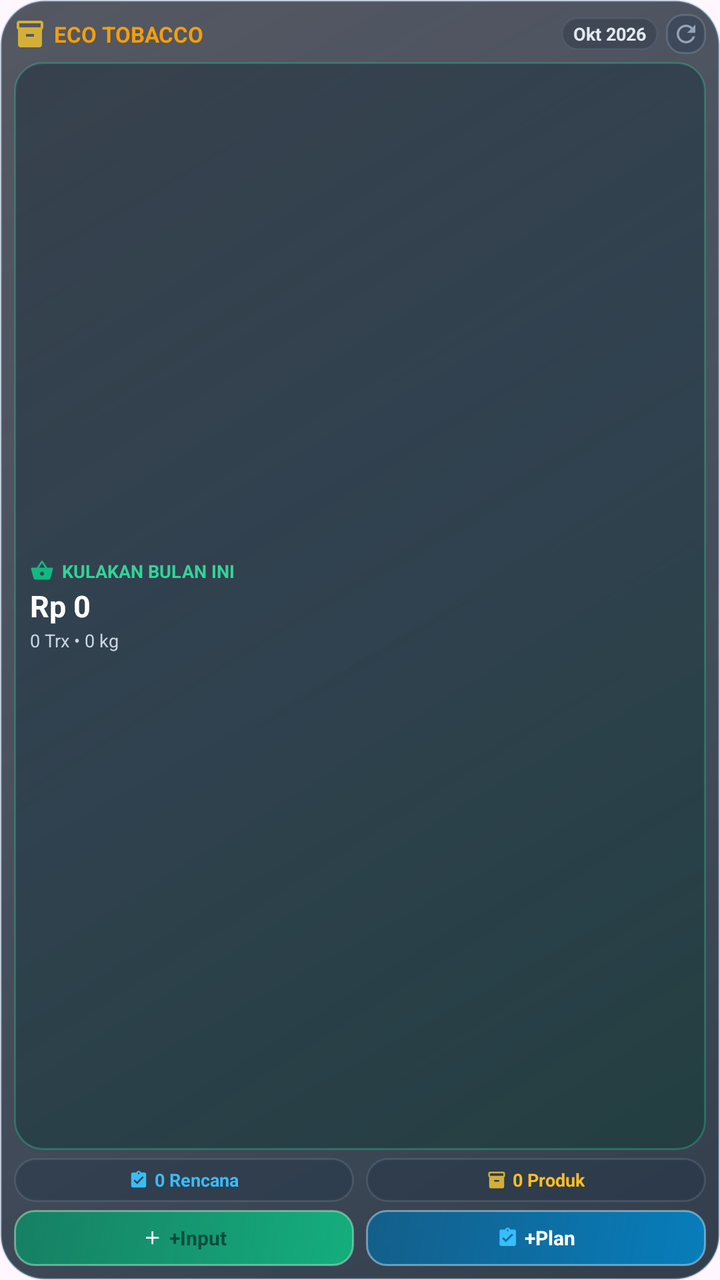
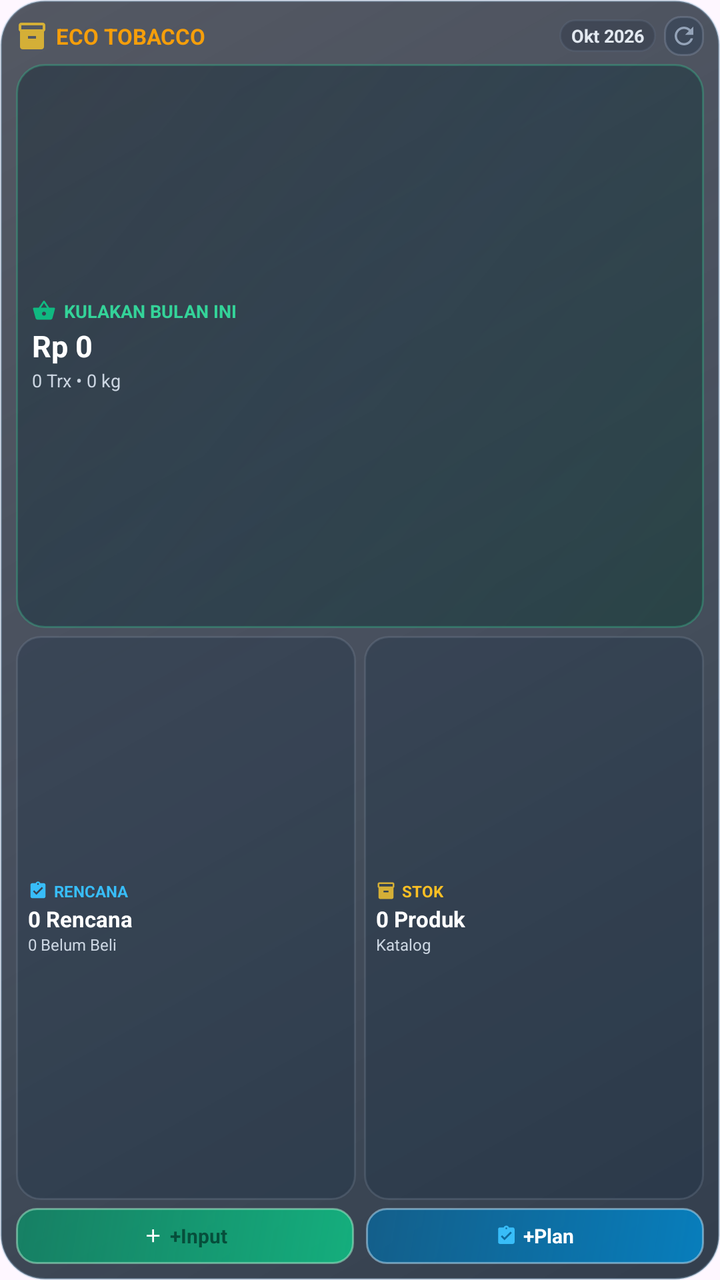

An Android layout rendered at two revisions. The XML below is the earlier revision; the diff shows what the commit changed to produce the second picture.
<!-- AndroidManifest.xml: application theme Theme.EcoTobacco -->
<!-- res/layout/widget_tobacco_medium.xml -->
<?xml version="1.0" encoding="utf-8"?>
<LinearLayout xmlns:android="http://schemas.android.com/apk/res/android"
    android:id="@+id/widget_root"
    android:layout_width="match_parent"
    android:layout_height="match_parent"
    android:background="@drawable/widget_background"
    android:orientation="vertical"
    android:padding="7dp">

    
    <LinearLayout
        android:id="@+id/widget_header"
        android:layout_width="match_parent"
        android:layout_height="wrap_content"
        android:gravity="center_vertical"
        android:orientation="horizontal">

        <ImageView
            android:layout_width="16dp"
            android:layout_height="16dp"
            android:contentDescription="@string/app_name"
            android:src="@drawable/ic_widget_inventory" />

        <TextView
            android:layout_width="0dp"
            android:layout_height="wrap_content"
            android:layout_marginStart="4dp"
            android:layout_weight="1"
            android:ellipsize="end"
            android:maxLines="1"
            android:singleLine="true"
            android:text="ECO TOBACCO"
            android:textColor="#F59E0B"
            android:textSize="11sp"
            android:textStyle="bold" />

        <TextView
            android:id="@+id/widget_tv_month_badge"
            android:layout_width="wrap_content"
            android:layout_height="wrap_content"
            android:layout_marginEnd="4dp"
            android:background="@drawable/widget_badge_bg"
            android:ellipsize="end"
            android:maxLines="1"
            android:paddingHorizontal="6dp"
            android:paddingVertical="2dp"
            android:singleLine="true"
            android:text="Okt 2026"
            android:textColor="#E2E8F0"
            android:textSize="9sp"
            android:textStyle="bold" />

        <ImageView
            android:id="@+id/btn_widget_refresh"
            android:layout_width="20dp"
            android:layout_height="20dp"
            android:background="@drawable/widget_btn_bg"
            android:contentDescription="Segarkan Data"
            android:padding="3dp"
            android:src="@drawable/ic_widget_refresh" />
    </LinearLayout>

    
    <LinearLayout
        android:id="@+id/card_widget_hero"
        android:layout_width="match_parent"
        android:layout_height="0dp"
        android:layout_marginTop="4dp"
        android:layout_marginBottom="4dp"
        android:layout_weight="1"
        android:background="@drawable/widget_hero_card_bg"
        android:gravity="center_vertical"
        android:orientation="vertical"
        android:paddingHorizontal="8dp"
        android:paddingVertical="4dp">

        <LinearLayout
            android:layout_width="match_parent"
            android:layout_height="wrap_content"
            android:gravity="center_vertical"
            android:orientation="horizontal">

            <ImageView
                android:layout_width="12dp"
                android:layout_height="12dp"
                android:contentDescription="Kulakan"
                android:src="@drawable/ic_widget_cart" />

            <TextView
                android:layout_width="wrap_content"
                android:layout_height="wrap_content"
                android:layout_marginStart="4dp"
                android:ellipsize="end"
                android:maxLines="1"
                android:singleLine="true"
                android:text="KULAKAN BULAN INI"
                android:textColor="#34D399"
                android:textSize="9sp"
                android:textStyle="bold" />
        </LinearLayout>

        <TextView
            android:id="@+id/widget_tv_total_kulakan_amount"
            android:layout_width="wrap_content"
            android:layout_height="wrap_content"
            android:layout_marginTop="1dp"
            android:ellipsize="end"
            android:maxLines="1"
            android:singleLine="true"
            android:text="Rp 0"
            android:textColor="#FFFFFF"
            android:textSize="15sp"
            android:textStyle="bold" />

        <TextView
            android:id="@+id/widget_tv_kulakan_stats"
            android:layout_width="wrap_content"
            android:layout_height="wrap_content"
            android:layout_marginTop="1dp"
            android:ellipsize="end"
            android:maxLines="1"
            android:singleLine="true"
            android:text="0 Trx • 0 kg"
            android:textColor="#CBD5E1"
            android:textSize="9sp" />
    </LinearLayout>

    
    <LinearLayout
        android:layout_width="match_parent"
        android:layout_height="22dp"
        android:layout_marginBottom="4dp"
        android:orientation="horizontal">

        <LinearLayout
            android:id="@+id/card_widget_plans"
            android:layout_width="0dp"
            android:layout_height="match_parent"
            android:layout_marginEnd="3dp"
            android:layout_weight="1"
            android:background="@drawable/widget_card_bg"
            android:gravity="center"
            android:orientation="horizontal"
            android:paddingHorizontal="4dp">

            <ImageView
                android:layout_width="10dp"
                android:layout_height="10dp"
                android:contentDescription="Rencana"
                android:src="@drawable/ic_widget_plan" />

            <TextView
                android:id="@+id/widget_tv_active_plans"
                android:layout_width="wrap_content"
                android:layout_height="wrap_content"
                android:layout_marginStart="3dp"
                android:ellipsize="end"
                android:maxLines="1"
                android:singleLine="true"
                android:text="0 Rencana"
                android:textColor="#38BDF8"
                android:textSize="9sp"
                android:textStyle="bold" />
        </LinearLayout>

        <LinearLayout
            android:id="@+id/card_widget_stock"
            android:layout_width="0dp"
            android:layout_height="match_parent"
            android:layout_marginStart="3dp"
            android:layout_weight="1"
            android:background="@drawable/widget_card_bg"
            android:gravity="center"
            android:orientation="horizontal"
            android:paddingHorizontal="4dp">

            <ImageView
                android:layout_width="10dp"
                android:layout_height="10dp"
                android:contentDescription="Stok"
                android:src="@drawable/ic_widget_inventory" />

            <TextView
                android:id="@+id/widget_tv_total_products"
                android:layout_width="wrap_content"
                android:layout_height="wrap_content"
                android:layout_marginStart="3dp"
                android:ellipsize="end"
                android:maxLines="1"
                android:singleLine="true"
                android:text="0 Produk"
                android:textColor="#FBBF24"
                android:textSize="9sp"
                android:textStyle="bold" />
        </LinearLayout>
    </LinearLayout>

    
    <LinearLayout
        android:layout_width="match_parent"
        android:layout_height="28dp"
        android:orientation="horizontal">

        
        <LinearLayout
            android:id="@+id/btn_widget_input_kulakan"
            android:layout_width="0dp"
            android:layout_height="match_parent"
            android:layout_marginEnd="3dp"
            android:layout_weight="1"
            android:background="@drawable/widget_btn_kulakan_bg"
            android:gravity="center"
            android:orientation="horizontal"
            android:paddingHorizontal="4dp">

            <ImageView
                android:layout_width="11dp"
                android:layout_height="11dp"
                android:contentDescription="Input Kulakan"
                android:src="@drawable/ic_widget_add" />

            <TextView
                android:layout_width="wrap_content"
                android:layout_height="wrap_content"
                android:layout_marginStart="3dp"
                android:ellipsize="end"
                android:maxLines="1"
                android:singleLine="true"
                android:text="+Input"
                android:textColor="#064E3B"
                android:textSize="10sp"
                android:textStyle="bold" />
        </LinearLayout>

        
        <LinearLayout
            android:id="@+id/btn_widget_bikin_rencana"
            android:layout_width="0dp"
            android:layout_height="match_parent"
            android:layout_marginStart="3dp"
            android:layout_weight="1"
            android:background="@drawable/widget_btn_plan_bg"
            android:gravity="center"
            android:orientation="horizontal"
            android:paddingHorizontal="4dp">

            <ImageView
                android:layout_width="11dp"
                android:layout_height="11dp"
                android:contentDescription="Bikin Rencana"
                android:src="@drawable/ic_widget_plan" />

            <TextView
                android:layout_width="wrap_content"
                android:layout_height="wrap_content"
                android:layout_marginStart="3dp"
                android:ellipsize="end"
                android:maxLines="1"
                android:singleLine="true"
                android:text="+Plan"
                android:textColor="#FFFFFF"
                android:textSize="10sp"
                android:textStyle="bold" />
        </LinearLayout>
    </LinearLayout>

    
    <TextView
        android:id="@+id/widget_tv_plan_items"
        android:layout_width="0dp"
        android:layout_height="0dp"
        android:visibility="gone" />

    <TextView
        android:id="@+id/widget_tv_last_update"
        android:layout_width="0dp"
        android:layout_height="0dp"
        android:visibility="gone" />
</LinearLayout>
<!-- resources referenced by this layout -->
<resources>
  <!-- drawable ic_widget_add (drawable) -->
  <vector xmlns:android="http://schemas.android.com/apk/res/android"
      android:width="24dp"
      android:height="24dp"
      android:viewportWidth="24"
      android:viewportHeight="24">
      <path
          android:fillColor="#FFFFFFFF"
          android:pathData="M19,13h-6v6h-2v-6H5v-2h6V5h2v6h6v2z" />
  </vector>
  <!-- drawable ic_widget_inventory (drawable) -->
  <vector xmlns:android="http://schemas.android.com/apk/res/android"
      android:width="24dp"
      android:height="24dp"
      android:viewportWidth="24"
      android:viewportHeight="24">
      <path
          android:fillColor="#FFD4AF37"
          android:pathData="M20,2H4C2.9,2 2,2.9 2,4v3.01C2,7.73 2.43,8.35 3,8.7V20c0,1.1 0.9,2 2,2h14c1.1,0 2,-0.9 2,-2V8.7c0.57,-0.35 1,-0.97 1,-1.69V4c0,-1.1 -0.9,-2 -2,-2zm-5,12H9v-2h6v2zm5,-7H4V4h16v3z" />
  </vector>
  <!-- drawable widget_background (drawable) -->
  <?xml version="1.0" encoding="utf-8"?>
  <shape xmlns:android="http://schemas.android.com/apk/res/android"
      android:shape="rectangle">
      
      <gradient
          android:angle="135"
          android:startColor="#D90F1E2E"
          android:centerColor="#C4111E2E"
          android:endColor="#B30B1420"
          android:type="linear" />
      <corners android:radius="22dp" />
      <stroke
          android:width="1dp"
          android:color="#598CB4D2" />
  </shape>
  <!-- drawable widget_badge_bg (drawable) -->
  <?xml version="1.0" encoding="utf-8"?>
  <shape xmlns:android="http://schemas.android.com/apk/res/android"
      android:shape="rectangle">
      
      <solid android:color="#4D1E293B" />
      <corners android:radius="20dp" />
      <stroke
          android:width="1dp"
          android:color="#4064748B" />
  </shape>
  <!-- drawable widget_btn_bg (drawable) -->
  <?xml version="1.0" encoding="utf-8"?>
  <shape xmlns:android="http://schemas.android.com/apk/res/android"
      android:shape="rectangle">
      
      <solid android:color="#5920364F" />
      <corners android:radius="8dp" />
      <stroke
          android:width="1dp"
          android:color="#4D94A3B8" />
  </shape>
  <!-- drawable widget_btn_kulakan_bg (drawable) -->
  <?xml version="1.0" encoding="utf-8"?>
  <shape xmlns:android="http://schemas.android.com/apk/res/android"
      android:shape="rectangle">
      
      <gradient
          android:angle="135"
          android:startColor="#E610B981"
          android:endColor="#B3059669"
          android:type="linear" />
      <corners android:radius="10dp" />
      <stroke
          android:width="1dp"
          android:color="#80A7F3D0" />
  </shape>
  <!-- drawable widget_btn_plan_bg (drawable) -->
  <?xml version="1.0" encoding="utf-8"?>
  <shape xmlns:android="http://schemas.android.com/apk/res/android"
      android:shape="rectangle">
      
      <gradient
          android:angle="135"
          android:startColor="#E60284C7"
          android:endColor="#B30369A1"
          android:type="linear" />
      <corners android:radius="10dp" />
      <stroke
          android:width="1dp"
          android:color="#80BAE6FD" />
  </shape>
  <!-- drawable widget_card_bg (drawable) -->
  <?xml version="1.0" encoding="utf-8"?>
  <shape xmlns:android="http://schemas.android.com/apk/res/android"
      android:shape="rectangle">
      
      <solid android:color="#591A2E44" />
      <corners android:radius="12dp" />
      <stroke
          android:width="1dp"
          android:color="#3394A3B8" />
  </shape>
  <string name="app_name">ECO TOBACCO</string>
  <style name="Theme.EcoTobacco" parent="Theme.Material3.DayNight.NoActionBar">
          <item name="android:statusBarColor">@android:color/transparent</item>
          <item name="android:navigationBarColor">@android:color/transparent</item>
          <item name="android:windowLightStatusBar">true</item>
      </style>
  <!-- unchanged entries left out for length: 4 -->
</resources>

<!-- the commit's change to res/layout/widget_tobacco_medium.xml (unified diff, before → after) -->
@@ -5,7 +5,7 @@
     android:layout_height="match_parent"
     android:background="@drawable/widget_background"
     android:orientation="vertical"
-    android:padding="7dp">
+    android:padding="8dp">
 
     
     <LinearLayout
@@ -62,136 +62,209 @@
 
     
     <LinearLayout
-        android:id="@+id/card_widget_hero"
         android:layout_width="match_parent"
         android:layout_height="0dp"
+        android:layout_weight="1"
         android:layout_marginTop="4dp"
         android:layout_marginBottom="4dp"
-        android:layout_weight="1"
-        android:background="@drawable/widget_hero_card_bg"
-        android:gravity="center_vertical"
-        android:orientation="vertical"
-        android:paddingHorizontal="8dp"
-        android:paddingVertical="4dp">
-
+        android:orientation="vertical">
+
+        
         <LinearLayout
+            android:id="@+id/card_widget_hero"
             android:layout_width="match_parent"
-            android:layout_height="wrap_content"
+            android:layout_height="0dp"
+            android:layout_weight="1.0"
+            android:background="@drawable/widget_hero_card_bg"
             android:gravity="center_vertical"
-            android:orientation="horizontal">
-
-            <ImageView
-                android:layout_width="12dp"
-                android:layout_height="12dp"
-                android:contentDescription="Kulakan"
-                android:src="@drawable/ic_widget_cart" />
+            android:orientation="vertical"
+            android:paddingHorizontal="8dp"
+            android:paddingVertical="4dp">
+
+            <LinearLayout
+                android:layout_width="match_parent"
+                android:layout_height="wrap_content"
+                android:gravity="center_vertical"
+                android:orientation="horizontal">
+
+                <ImageView
+                    android:layout_width="12dp"
+                    android:layout_height="12dp"
+                    android:contentDescription="Kulakan"
+                    android:src="@drawable/ic_widget_cart" />
+
+                <TextView
+                    android:layout_width="wrap_content"
+                    android:layout_height="wrap_content"
+                    android:layout_marginStart="4dp"
+                    android:ellipsize="end"
+                    android:maxLines="1"
+                    android:singleLine="true"
+                    android:text="KULAKAN BULAN INI"
+                    android:textColor="#34D399"
+                    android:textSize="9sp"
+                    android:textStyle="bold" />
+            </LinearLayout>
 
             <TextView
+                android:id="@+id/widget_tv_total_kulakan_amount"
                 android:layout_width="wrap_content"
                 android:layout_height="wrap_content"
-                android:layout_marginStart="4dp"
+                android:layout_marginTop="1dp"
                 android:ellipsize="end"
                 android:maxLines="1"
                 android:singleLine="true"
-                android:text="KULAKAN BULAN INI"
-                android:textColor="#34D399"
-                android:textSize="9sp"
+                android:text="Rp 0"
+                android:textColor="#FFFFFF"
+                android:textSize="15sp"
                 android:textStyle="bold" />
-        </LinearLayout>
-
-        <TextView
-            android:id="@+id/widget_tv_total_kulakan_amount"
-            android:layout_width="wrap_content"
-            android:layout_height="wrap_content"
-            android:layout_marginTop="1dp"
-            android:ellipsize="end"
-            android:maxLines="1"
-            android:singleLine="true"
-            android:text="Rp 0"
-            android:textColor="#FFFFFF"
-            android:textSize="15sp"
-            android:textStyle="bold" />
-
-        <TextView
-            android:id="@+id/widget_tv_kulakan_stats"
-            android:layout_width="wrap_content"
-            android:layout_height="wrap_content"
-            android:layout_marginTop="1dp"
-            android:ellipsize="end"
-            android:maxLines="1"
-            android:singleLine="true"
-            android:text="0 Trx • 0 kg"
-            android:textColor="#CBD5E1"
-            android:textSize="9sp" />
-    </LinearLayout>
-
-    
-    <LinearLayout
-        android:layout_width="match_parent"
-        android:layout_height="22dp"
-        android:layout_marginBottom="4dp"
-        android:orientation="horizontal">
-
-        <LinearLayout
-            android:id="@+id/card_widget_plans"
-            android:layout_width="0dp"
-            android:layout_height="match_parent"
-            android:layout_marginEnd="3dp"
-            android:layout_weight="1"
-            android:background="@drawable/widget_card_bg"
-            android:gravity="center"
-            android:orientation="horizontal"
-            android:paddingHorizontal="4dp">
-
-            <ImageView
-                android:layout_width="10dp"
-                android:layout_height="10dp"
-                android:contentDescription="Rencana"
-                android:src="@drawable/ic_widget_plan" />
 
             <TextView
-                android:id="@+id/widget_tv_active_plans"
+                android:id="@+id/widget_tv_kulakan_stats"
                 android:layout_width="wrap_content"
                 android:layout_height="wrap_content"
-                android:layout_marginStart="3dp"
+                android:layout_marginTop="1dp"
                 android:ellipsize="end"
                 android:maxLines="1"
                 android:singleLine="true"
-                android:text="0 Rencana"
-                android:textColor="#38BDF8"
-                android:textSize="9sp"
-                android:textStyle="bold" />
+                android:text="0 Trx • 0 kg"
+                android:textColor="#CBD5E1"
+                android:textSize="9sp" />
         </LinearLayout>
 
+        
         <LinearLayout
-            android:id="@+id/card_widget_stock"
-            android:layout_width="0dp"
-            android:layout_height="match_parent"
-            android:layout_marginStart="3dp"
-            android:layout_weight="1"
-            android:background="@drawable/widget_card_bg"
-            android:gravity="center"
-            android:orientation="horizontal"
-            android:paddingHorizontal="4dp">
-
-            <ImageView
-                android:layout_width="10dp"
-                android:layout_height="10dp"
-                android:contentDescription="Stok"
-                android:src="@drawable/ic_widget_inventory" />
-
-            <TextView
-                android:id="@+id/widget_tv_total_products"
-                android:layout_width="wrap_content"
-                android:layout_height="wrap_content"
-                android:layout_marginStart="3dp"
-                android:ellipsize="end"
-                android:maxLines="1"
-                android:singleLine="true"
-                android:text="0 Produk"
-                android:textColor="#FBBF24"
-                android:textSize="9sp"
-                android:textStyle="bold" />
+            android:layout_width="match_parent"
+            android:layout_height="0dp"
+            android:layout_weight="1.0"
+            android:layout_marginTop="4dp"
+            android:baselineAligned="false"
+            android:orientation="horizontal">
+
+            
+            <LinearLayout
+                android:id="@+id/card_widget_plans"
+                android:layout_width="0dp"
+                android:layout_height="match_parent"
+                android:layout_marginEnd="2dp"
+                android:layout_weight="1"
+                android:background="@drawable/widget_card_bg"
+                android:gravity="center_vertical"
+                android:orientation="vertical"
+                android:paddingHorizontal="6dp"
+                android:paddingVertical="3dp">
+
+                <LinearLayout
+                    android:layout_width="match_parent"
+                    android:layout_height="wrap_content"
+                    android:gravity="center_vertical"
+                    android:orientation="horizontal">
+
+                    <ImageView
+                        android:layout_width="10dp"
+                        android:layout_height="10dp"
+                        android:contentDescription="Rencana"
+                        android:src="@drawable/ic_widget_plan" />
+
+                    <TextView
+                        android:layout_width="wrap_content"
+                        android:layout_height="wrap_content"
+                        android:layout_marginStart="3dp"
+                        android:ellipsize="end"
+                        android:maxLines="1"
+                        android:singleLine="true"
+                        android:text="RENCANA"
+                        android:textColor="#38BDF8"
+                        android:textSize="8sp"
+                        android:textStyle="bold" />
+                </LinearLayout>
+
+                <TextView
+                    android:id="@+id/widget_tv_active_plans"
+                    android:layout_width="wrap_content"
+                    android:layout_height="wrap_content"
+                    android:layout_marginTop="1dp"
+                    android:ellipsize="end"
+                    android:maxLines="1"
+                    android:singleLine="true"
+                    android:text="0 Rencana"
+                    android:textColor="#FFFFFF"
+                    android:textSize="11sp"
+                    android:textStyle="bold" />
+
+                <TextView
+                    android:id="@+id/widget_tv_plan_items"
+                    android:layout_width="wrap_content"
+                    android:layout_height="wrap_content"
+                    android:ellipsize="end"
+                    android:maxLines="1"
+                    android:singleLine="true"
+                    android:text="0 Belum Beli"
+                    android:textColor="#CBD5E1"
+                    android:textSize="8sp" />
+            </LinearLayout>
+
+            
+            <LinearLayout
+                android:id="@+id/card_widget_stock"
+                android:layout_width="0dp"
+                android:layout_height="match_parent"
+                android:layout_marginStart="2dp"
+                android:layout_weight="1"
+                android:background="@drawable/widget_card_bg"
+                android:gravity="center_vertical"
+                android:orientation="vertical"
+                android:paddingHorizontal="6dp"
+                android:paddingVertical="3dp">
+
+                <LinearLayout
+                    android:layout_width="match_parent"
+                    android:layout_height="wrap_content"
+                    android:gravity="center_vertical"
+                    android:orientation="horizontal">
+
+                    <ImageView
+                        android:layout_width="10dp"
+                        android:layout_height="10dp"
+                        android:contentDescription="Stok"
+                        android:src="@drawable/ic_widget_inventory" />
+
+                    <TextView
+                        android:layout_width="wrap_content"
+                        android:layout_height="wrap_content"
+                        android:layout_marginStart="3dp"
+                        android:ellipsize="end"
+                        android:maxLines="1"
+                        android:singleLine="true"
+                        android:text="STOK"
+                        android:textColor="#FBBF24"
+                        android:textSize="8sp"
+                        android:textStyle="bold" />
+                </LinearLayout>
+
+                <TextView
+                    android:id="@+id/widget_tv_total_products"
+                    android:layout_width="wrap_content"
+                    android:layout_height="wrap_content"
+                    android:layout_marginTop="1dp"
+                    android:ellipsize="end"
+                    android:maxLines="1"
+                    android:singleLine="true"
+                    android:text="0 Produk"
+                    android:textColor="#FFFFFF"
+                    android:textSize="11sp"
+                    android:textStyle="bold" />
+
+                <TextView
+                    android:layout_width="wrap_content"
+                    android:layout_height="wrap_content"
+                    android:ellipsize="end"
+                    android:maxLines="1"
+                    android:singleLine="true"
+                    android:text="Katalog"
+                    android:textColor="#CBD5E1"
+                    android:textSize="8sp" />
+            </LinearLayout>
         </LinearLayout>
     </LinearLayout>
 
@@ -266,12 +339,6 @@
 
     
     <TextView
-        android:id="@+id/widget_tv_plan_items"
-        android:layout_width="0dp"
-        android:layout_height="0dp"
-        android:visibility="gone" />
-
-    <TextView
         android:id="@+id/widget_tv_last_update"
         android:layout_width="0dp"
         android:layout_height="0dp"
